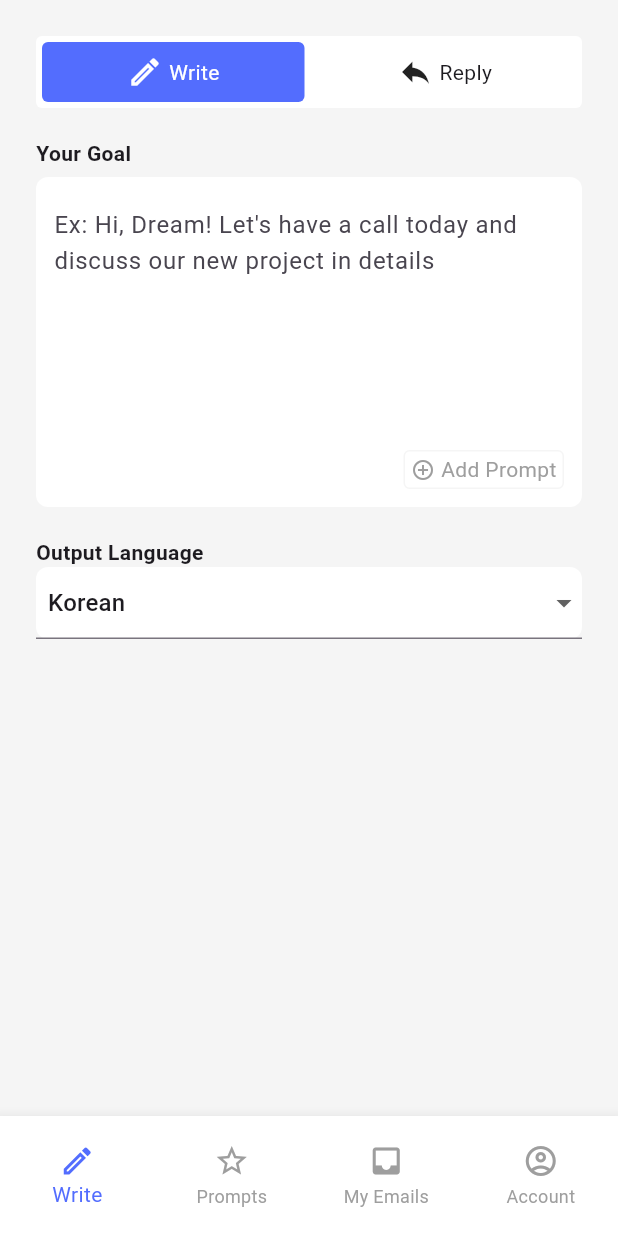
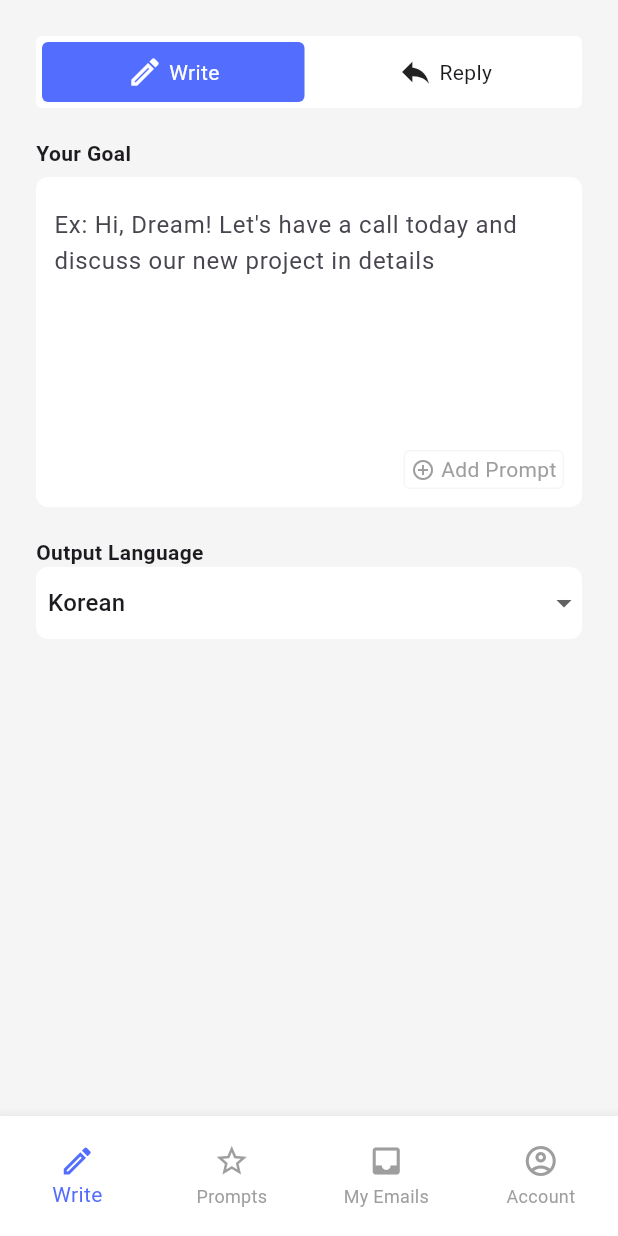
Before and after one commit to JAICHANGPARK/flutter_notebook_chapter_39, a Flutter app: the DraftBotHomePage screen opened directly, on a phone screen of 412 x 824 dp. Run offline on Flutter 3.47's test engine with Material 3 defaults, Android fonts, the phone set to English and light mode, and no system bars; our stand-ins replace gap.

Commit message:
Update draft_bot_home_page.dart

```diff
--- a/lib/ep1959_draft_bot_app/views/draft_bot_home_page.dart
+++ b/lib/ep1959_draft_bot_app/views/draft_bot_home_page.dart
@@ -151,6 +151,9 @@ class _DraftBotHomePageState extends State<DraftBotHomePage> {
                     horizontal: 8,
                     vertical: 4,
                   ),
+                  decoration: InputDecoration(
+                    border: InputBorder.none,
+                  ),
                   items: [
                     DropdownMenuItem(
                       child: Text(
@@ -162,11 +165,13 @@ class _DraftBotHomePageState extends State<DraftBotHomePage> {
                       child: Text(
                         "English",
                       ),
+                      value: "English",
                     ),
                     DropdownMenuItem(
                       child: Text(
                         "Japanese",
                       ),
+                      value: "Japanese",
                     )
                   ],
                   onChanged: (Object? value) {},
```
